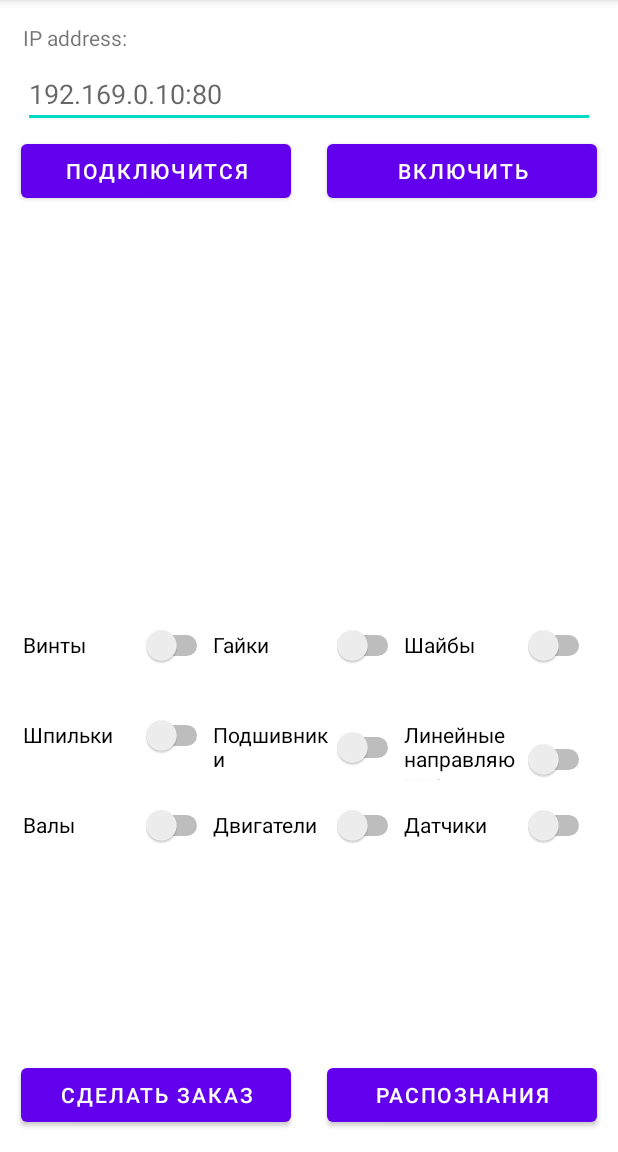
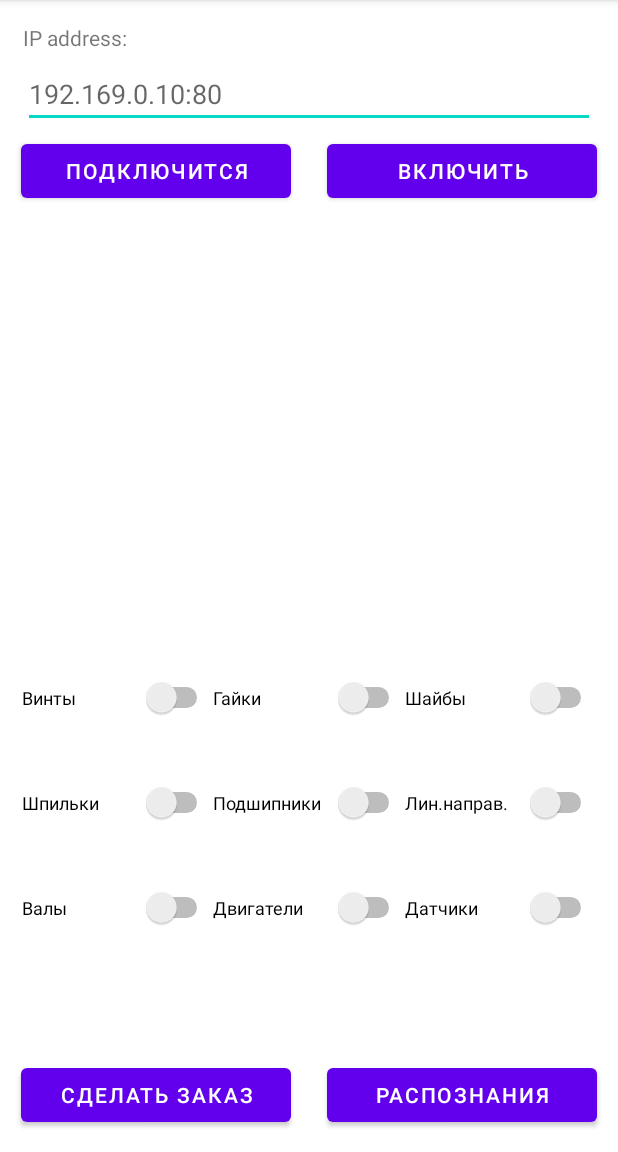
Before and after one commit to Rodoro/loader_robot, an Android app: the screen it shows after launch (MainActivity), on a phone screen of 412 x 824 dp, the part 84-1236 px from its top. Run offline under Robolectric (Android 15) with nearby library versions, the phone set to English and light mode, and no system bars.

Commit message:
Update view

```diff
--- a/app/src/main/res/layout/activity_main.xml
+++ b/app/src/main/res/layout/activity_main.xml
@@ -60,12 +60,12 @@
 
     <LinearLayout
         android:id="@+id/buttons"
-        android:layout_width="match_parent"
-        android:layout_height="match_parent"
+        android:layout_width="383dp"
+        android:layout_height="338dp"
         android:orientation="vertical"
-        android:layout_marginTop="400dp"
-        android:layout_marginLeft="15dp"
-        android:layout_marginRight="15dp">
+        app:layout_constraintBottom_toBottomOf="parent"
+        app:layout_constraintEnd_toEndOf="parent"
+        app:layout_constraintStart_toStartOf="parent">
 
         <LinearLayout
             android:layout_width="match_parent"
@@ -75,23 +75,26 @@
             <Switch
                 android:id="@+id/bCargo1"
                 android:layout_width="0dp"
-                android:layout_height="60dp"
+                android:layout_height="70dp"
                 android:layout_weight="1"
-                android:text="Винты" />
+                android:text="Винты"
+                android:textSize="12sp" />
 
             <Switch
                 android:id="@+id/bCargo2"
                 android:layout_width="0dp"
-                android:layout_height="60dp"
+                android:layout_height="70dp"
                 android:layout_weight="1"
-                android:text="Гайки" />
+                android:text="Гайки"
+                android:textSize="12sp" />
 
             <Switch
                 android:id="@+id/bCargo3"
                 android:layout_width="0dp"
-                android:layout_height="60dp"
+                android:layout_height="70dp"
                 android:layout_weight="1"
-                android:text="Шайбы" />
+                android:text="Шайбы"
+                android:textSize="12sp" />
 
         </LinearLayout>
 
@@ -103,23 +106,26 @@
             <Switch
                 android:id="@+id/bCargo4"
                 android:layout_width="0dp"
-                android:layout_height="60dp"
+                android:layout_height="70dp"
                 android:layout_weight="1"
-                android:text="Шпильки" />
+                android:text="Шпильки"
+                android:textSize="12sp" />
 
             <Switch
                 android:id="@+id/bCargo5"
                 android:layout_width="0dp"
-                android:layout_height="60dp"
+                android:layout_height="70dp"
                 android:layout_weight="1"
-                android:text="Подшивники" />
+                android:text="Подшипники"
+                android:textSize="12sp" />
 
             <Switch
                 android:id="@+id/bCargo6"
                 android:layout_width="0dp"
-                android:layout_height="60dp"
+                android:layout_height="70dp"
                 android:layout_weight="1"
-                android:text="Линейные направляющие" />
+                android:text="Лин.направ."
+                android:textSize="12sp" />
 
         </LinearLayout>
 
@@ -131,23 +137,26 @@
             <Switch
                 android:id="@+id/bCargo7"
                 android:layout_width="0dp"
-                android:layout_height="60dp"
+                android:layout_height="70dp"
                 android:layout_weight="1"
-                android:text="Валы" />
+                android:text="Валы"
+                android:textSize="12sp" />
 
             <Switch
                 android:id="@+id/bCargo8"
                 android:layout_width="0dp"
-                android:layout_height="60dp"
+                android:layout_height="70dp"
                 android:layout_weight="1"
-                android:text="Двигатели" />
+                android:text="Двигатели"
+                android:textSize="12sp" />
 
             <Switch
                 android:id="@+id/bCargo9"
                 android:layout_width="0dp"
-                android:layout_height="60dp"
+                android:layout_height="70dp"
                 android:layout_weight="1"
-                android:text="Датчики" />
+                android:text="Датчики"
+                android:textSize="12sp" />
 
         </LinearLayout>
 
```
